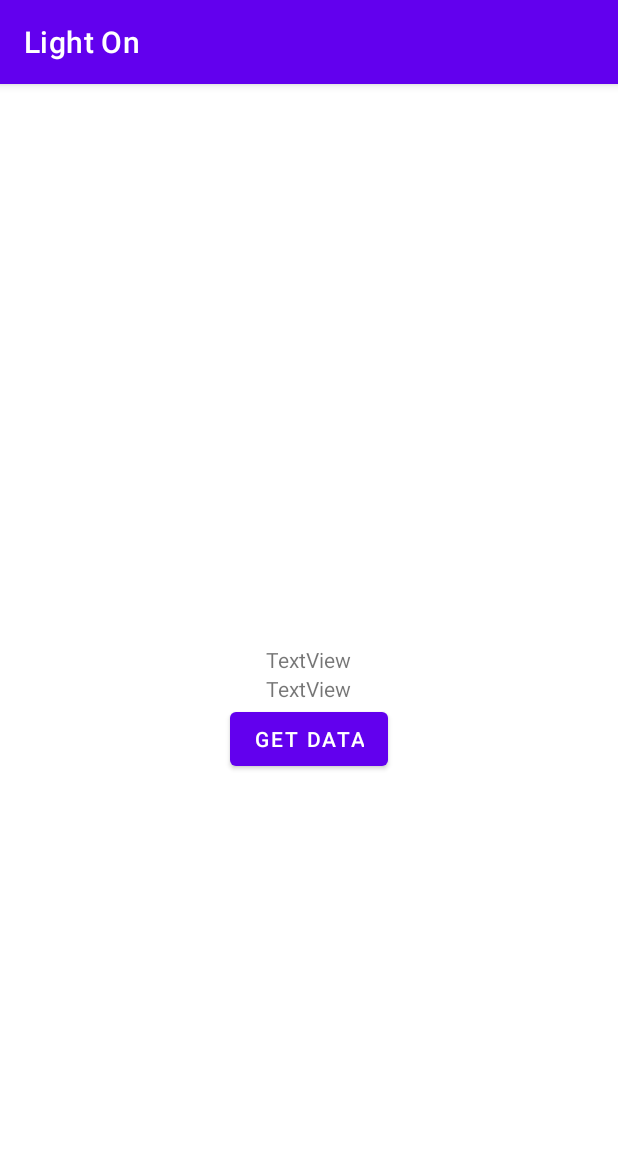
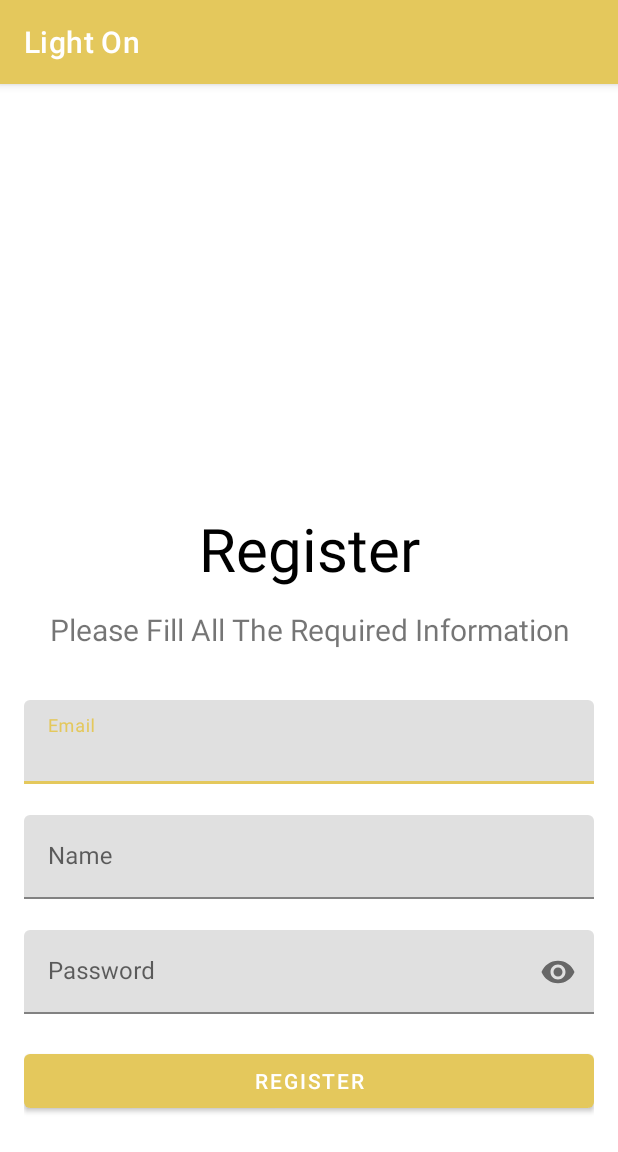
Before and after one commit to renadnasser1/Light-On, an Android app: the screen it shows after launch (MainActivity before the commit, RegisterActivity after it), on a phone screen of 412 x 824 dp. Shown: the top 1152 px of the screen. Run offline under Robolectric (Android 15) with nearby library versions, the phone set to English and light mode, and no system bars.

Commit message:
Register and Database Done

```diff
--- a/app/src/main/java/com/example/lighton/DBHelper.java
+++ b/app/src/main/java/com/example/lighton/DBHelper.java
@@ -5,6 +5,7 @@ import android.content.Context;
 import android.database.Cursor;
 import android.database.sqlite.SQLiteDatabase;
 import android.database.sqlite.SQLiteOpenHelper;
+import android.widget.Toast;
 
 import androidx.annotation.Nullable;
 
@@ -17,6 +18,7 @@ public class DBHelper extends SQLiteOpenHelper {
     @Override
     public void onCreate(SQLiteDatabase db) {
         db.execSQL("create Table UserData(name TEXT,email TEXT, passcode TEXT)");
+
     }
 
     @Override
@@ -44,4 +46,66 @@ public class DBHelper extends SQLiteOpenHelper {
         Cursor cursor = db.rawQuery("Select * from UserData",null);
         return cursor;
     }
+
+    public boolean isEmpty(){
+        try {
+            SQLiteDatabase db = this.getWritableDatabase();
+            Cursor cursor = db.rawQuery("Select * from UserData", null);
+            if (cursor != null) {
+                cursor.moveToFirst();
+                if (cursor.getInt(0) == 0) {
+                    return false;
+                }
+            } else {
+                return true;
+            }
+        }catch (Exception e){
+            return true;
+        }
+        return false;
+
+    }
+
+    public void delete(){
+        SQLiteDatabase db = this.getWritableDatabase();
+        db.execSQL("delete from "+ "UserData");
+    }
 }
+
+
+//    public void insertData(){
+//        //textOne.getText().toString(); Should be replaced
+//        String name = "name";
+//        String email = "namw@gmail.com";
+//        String passCode = "1234";
+//
+//        boolean checkInset = databaseHelper.insertUserData(name,email,passCode);
+//        if(checkInset){
+//            Toast.makeText(this,"Data saved successfully",Toast.LENGTH_SHORT).show();
+//            //TODO Navigate
+//        }else{
+//            Toast.makeText(this,"Data Cannot be saved!",Toast.LENGTH_SHORT).show();
+//
+//        }
+//
+//    }
+//
+//    public void getData(){
+//        //Get Cursor from DB
+//        Cursor res = databaseHelper.getData();
+//        //Check Row returned
+//        if(res.getCount()==0){
+//            Toast.makeText(this,"No entry exist",Toast.LENGTH_SHORT).show();
+//            return;
+//        }
+//
+//        //Extract Data
+//        String name=null , email=null , passcode = null;
+//        while(res.moveToNext()){
+//            name = "Name "+res.getString(0)+"\n" ;
+//            email = "Email "+res.getString(1)+"\n";
+//            passcode = "Passcode"+res.getString(2)+"\n";
+//        }
+//        textOne.setText(name);
+//        textTwo.setText(email);
+//    }
--- a/app/src/main/java/com/example/lighton/MainActivity.java
+++ b/app/src/main/java/com/example/lighton/MainActivity.java
@@ -2,72 +2,28 @@ package com.example.lighton;
 
 import androidx.appcompat.app.AppCompatActivity;
 
-import android.database.Cursor;
 import android.os.Bundle;
+import android.util.Patterns;
 import android.view.View;
-import android.widget.Button;
-import android.widget.TextView;
 import android.widget.Toast;
 
+import com.google.android.material.textfield.TextInputLayout;
+
+import java.util.regex.Pattern;
+
 public class MainActivity extends AppCompatActivity {
-
-    private TextView textOne, textTwo;
-    private Button button;
-    DBHelper databaseHelper;
+        DBHelper db ;
     @Override
     protected void onCreate(Bundle savedInstanceState) {
         super.onCreate(savedInstanceState);
         setContentView(R.layout.activity_main);
 
-        //Get UI elemnts
-        textOne = findViewById(R.id.textView);
-        textTwo = findViewById(R.id.textView2);
-        button = findViewById(R.id.button);
-        databaseHelper = new DBHelper(this);
-       // insertData();
-        button.setOnClickListener(new View.OnClickListener() {
-            @Override
-            public void onClick(View v) {
-                getData();
-            }
-        });
+       db = new DBHelper(this);
 
     }
 
-    public void insertData(){
-        //textOne.getText().toString(); Should be replaced
-        String name = "name";
-        String email = "namw@gmail.com";
-        String passCode = "1234";
-
-        boolean checkInset = databaseHelper.insertUserData(name,email,passCode);
-        if(checkInset){
-            Toast.makeText(this,"Data saved successfully",Toast.LENGTH_SHORT).show();
-            //TODO Navigate
-        }else{
-            Toast.makeText(this,"Data Cannot be saved!",Toast.LENGTH_SHORT).show();
-
-        }
-
-    }
-
-    public void getData(){
-        //Get Cursor from DB
-        Cursor res = databaseHelper.getData();
-        //Check Row returned
-        if(res.getCount()==0){
-            Toast.makeText(this,"No entry exist",Toast.LENGTH_SHORT).show();
-            return;
-        }
-
-        //Extract Data
-        String name=null , email=null , passcode = null;
-        while(res.moveToNext()){
-            name = "Name "+res.getString(0)+"\n" ;
-            email = "Email "+res.getString(1)+"\n";
-            passcode = "Passcode"+res.getString(2)+"\n";
-        }
-        textOne.setText(name);
-        textTwo.setText(email);
+    public void deleteData(View view) {
+        db.delete();
+        finish();
     }
 }
--- /dev/null
+++ b/app/src/main/java/com/example/lighton/RegisterActivity.java
@@ -0,0 +1,125 @@
+package com.example.lighton;
+
+        import androidx.appcompat.app.AppCompatActivity;
+
+        import android.content.Intent;
+        import android.os.Bundle;
+        import android.util.Patterns;
+        import android.view.View;
+        import android.widget.Toast;
+
+        import com.google.android.material.textfield.TextInputLayout;
+
+        import java.util.regex.Pattern;
+
+public class RegisterActivity extends AppCompatActivity {
+
+    private static final Pattern PASSWORD_PATTERN =
+            Pattern.compile("^" +
+                    "(?=.*[0-9])" +         //at least 1 digit
+                    "(?=.*[a-z])" +         //at least 1 lower case letter
+                    "(?=.*[A-Z])" +         //at least 1 upper case letter
+                    "(?=.*[a-zA-Z])" +      //any letter
+                    "(?=.*[@#$%^&+=])" +    //at least 1 special character
+                    "(?=\\S+$)" +           //no white spaces
+                    ".{6,}" +               //at least 6 characters
+                    "$");
+
+    private TextInputLayout textInputEmail;
+    private TextInputLayout textInputName;
+    private TextInputLayout textInputPassword;
+    private DBHelper database;
+
+    @Override
+    protected void onCreate(Bundle savedInstanceState) {
+        super.onCreate(savedInstanceState);
+        setContentView(R.layout.activity_register);
+
+        database =  new DBHelper(this);
+        textInputEmail = findViewById(R.id.text_input_email);
+        textInputName = findViewById(R.id.text_input_name);
+        textInputPassword = findViewById(R.id.text_input_password);
+    }
+
+    private boolean validateEmail() {
+        String emailInput = textInputEmail.getEditText().getText().toString().trim();
+
+        if (emailInput.isEmpty()) {
+            textInputEmail.setError("Field can't be empty");
+            return false;
+        } else if(!Patterns.EMAIL_ADDRESS.matcher(emailInput).matches()){
+            textInputEmail.setError("Please enter a valid valid email address");
+            return false;
+        } else
+        {
+            textInputEmail.setError(null);
+            textInputEmail.setErrorEnabled(false);
+            return true;
+        }
+    }
+
+    private boolean validateName() {
+        String nameInput = textInputName.getEditText().getText().toString().trim();
+
+        if (nameInput.isEmpty()) {
+            textInputName.setError("Field can't be empty");
+            return false;
+        } else {
+            textInputName.setError(null);
+            textInputName.setErrorEnabled(false);
+            return true;
+        }
+    }
+
+    private boolean validatePassword() {
+        String passwordInput = textInputPassword.getEditText().getText().toString().trim();
+
+        if (passwordInput.isEmpty()) {
+            textInputPassword.setError("Field can't be empty");
+            return false;
+        }else if(!PASSWORD_PATTERN.matcher(passwordInput).matches() ) { //.matches()
+            textInputPassword.setError("Weak Password");
+            return false;
+        }else{
+            textInputPassword.setError(null);
+            textInputPassword.setErrorEnabled(false);
+            return true;
+        }
+    }
+
+    private String PASSWORD_PATTERN(String passwordInput) {
+        return  passwordInput;
+    }
+
+    public void confirmInput(View v) {
+        if (!validateEmail() | !validateName() | !validatePassword()) {
+            return;
+        }
+        insertData();
+//        String input = "Email: " + textInputEmail.getEditText().getText().toString();
+//        input += "\n";
+//        input += "Name: " + textInputName.getEditText().getText().toString();
+//        input += "\n";
+//        input += "Password: " + textInputPassword.getEditText().getText().toString();
+//        Toast.makeText(this, input, Toast.LENGTH_SHORT).show();
+    }
+
+        public void insertData(){
+        String name = textInputName.getEditText().getText().toString();
+        String email = textInputEmail.getEditText().getText().toString();
+        String passCode = textInputPassword.getEditText().getText().toString();
+
+        boolean checkInset = database.insertUserData(name,email,passCode);
+        if(checkInset){
+            Toast.makeText(this,"Data saved successfully",Toast.LENGTH_SHORT).show();
+
+            Intent intent = new Intent(this, MainActivity.class);
+            startActivity(intent);
+            finish();
+        }else{
+            Toast.makeText(this,"Data Cannot be saved!",Toast.LENGTH_SHORT).show();
+
+        }
+
+    }
+}
--- a/app/src/main/java/com/example/lighton/SplashActivity.java
+++ b/app/src/main/java/com/example/lighton/SplashActivity.java
@@ -2,7 +2,9 @@ package com.example.lighton;
 
 import androidx.appcompat.app.AppCompatActivity;
 
+import android.content.Intent;
 import android.os.Bundle;
+import android.os.Handler;
 
 public class SplashActivity extends AppCompatActivity {
 
@@ -10,5 +12,31 @@ public class SplashActivity extends AppCompatActivity {
     protected void onCreate(Bundle savedInstanceState) {
         super.onCreate(savedInstanceState);
         setContentView(R.layout.activity_splash);
+
+        final Handler handler = new Handler();
+        handler.postDelayed(new Runnable() {
+            @Override
+            public void run() {
+                Intent intent = null;
+                if (isRegistered()) {
+                    intent = new Intent(SplashActivity.this, MainActivity.class);
+                } else {
+                    intent = new Intent(SplashActivity.this, RegisterActivity.class);
+                }
+
+                startActivity(intent);
+
+                finish();
+            }},4000);
+    }
+
+    public boolean isRegistered(){
+        DBHelper db = new DBHelper(this);
+        if(db.isEmpty()) {
+            return false;
+        }else{
+            return  true;
+        }
+
     }
 }
--- /dev/null
+++ b/app/src/main/res/drawable-v24/timer.xml
@@ -0,0 +1,5 @@
+<vector android:height="50dp" android:tint="#B91625"
+    android:viewportHeight="24" android:viewportWidth="24"
+    android:width="50dp" xmlns:android="http://schemas.android.com/apk/res/android">
+    <path android:fillColor="@android:color/white" android:pathData="M15,1L9,1v2h6L15,1zM11,14h2L13,8h-2v6zM19.03,7.39l1.42,-1.42c-0.43,-0.51 -0.9,-0.99 -1.41,-1.41l-1.42,1.42C16.07,4.74 14.12,4 12,4c-4.97,0 -9,4.03 -9,9s4.02,9 9,9 9,-4.03 9,-9c0,-2.12 -0.74,-4.07 -1.97,-5.61zM12,20c-3.87,0 -7,-3.13 -7,-7s3.13,-7 7,-7 7,3.13 7,7 -3.13,7 -7,7z"/>
+</vector>
--- a/app/src/main/res/layout/activity_main.xml
+++ b/app/src/main/res/layout/activity_main.xml
@@ -4,30 +4,43 @@
     xmlns:tools="http://schemas.android.com/tools"
     android:layout_width="match_parent"
     android:layout_height="match_parent"
+    android:orientation="vertical"
+    android:padding="16dp"
+    android:background="@color/light_green"
     tools:context=".MainActivity">
 
+
     <TextView
-        android:id="@+id/textView"
+        android:id="@+id/Text1"
         android:layout_width="wrap_content"
         android:layout_height="wrap_content"
-        android:text="TextView"
-        android:layout_below="@+id/textView2"
-        android:layout_centerHorizontal="true"/>
+        android:layout_centerVertical="true"
+        android:layout_centerHorizontal="true"
+        android:textSize="25dp"
+        android:textAlignment="center"
+        android:textStyle="bold"
+        android:text="Chill, Your Phone In The Spotlight"
+        android:gravity="center_horizontal">
+    </TextView>
 
     <TextView
-        android:id="@+id/textView2"
         android:layout_width="wrap_content"
         android:layout_height="wrap_content"
-        android:text="TextView"
-        android:layout_centerVertical="true"
-        android:layout_centerHorizontal="true"/>
+        android:layout_centerHorizontal="true"
+        android:textAlignment="center"
+        android:textSize="15dp"
+        android:text="Your phone being tracked, Once MIS changed you will be required to enter your Passcode. Otherwise, you will be notified on your email!"
+        android:gravity="center_horizontal"
+        android:layout_marginTop="10dp"
+        android:layout_below="@+id/Text1">
+    </TextView>
 
     <Button
-        android:id="@+id/button"
         android:layout_width="wrap_content"
         android:layout_height="wrap_content"
-        android:text="Get Data"
-        android:layout_below="@+id/textView"
-        android:layout_centerHorizontal="true"/>
+        android:text="Delete data"
+        android:onClick="deleteData">
+    </Button>
+
 
 </RelativeLayout>
--- /dev/null
+++ b/app/src/main/res/layout/activity_register.xml
@@ -0,0 +1,85 @@
+<?xml version="1.0" encoding="utf-8"?>
+<LinearLayout xmlns:android="http://schemas.android.com/apk/res/android"
+    xmlns:app="http://schemas.android.com/apk/res-auto"
+    xmlns:tools="http://schemas.android.com/tools"
+    android:layout_width="match_parent"
+    android:layout_height="match_parent"
+    android:orientation="vertical"
+    android:padding="16dp"
+    tools:context=".RegisterActivity">
+
+    <TextView
+        android:layout_width="match_parent"
+        android:layout_height="wrap_content"
+        android:layout_marginTop="400px"
+        android:textSize="40sp"
+        android:textAlignment="center"
+        android:layout_marginBottom="20px"
+        app:errorEnabled="true"
+        android:text="Register"
+        android:textColor="@color/black"
+        android:gravity="center_horizontal" />
+
+    <TextView
+        android:layout_width="match_parent"
+        android:layout_height="wrap_content"
+        android:textSize="20sp"
+        android:textAlignment="center"
+        android:layout_marginBottom="50px"
+        app:errorEnabled="true"
+        android:text="Please Fill All The Required Information"
+        android:gravity="center_horizontal" />
+
+
+
+    <com.google.android.material.textfield.TextInputLayout
+        android:id="@+id/text_input_email"
+        android:layout_width="match_parent"
+        android:layout_height="wrap_content"
+        app:errorEnabled="true">
+
+
+        <com.google.android.material.textfield.TextInputEditText
+            android:layout_width="match_parent"
+            android:layout_height="wrap_content"
+            android:hint="@string/email"
+            android:inputType="textEmailAddress"/>
+    </com.google.android.material.textfield.TextInputLayout>
+
+    <com.google.android.material.textfield.TextInputLayout
+        android:id="@+id/text_input_name"
+        android:layout_width="match_parent"
+        android:layout_height="wrap_content"
+        app:errorEnabled="true">
+
+        <com.google.android.material.textfield.TextInputEditText
+            android:layout_width="match_parent"
+            android:layout_height="wrap_content"
+            android:hint="@string/name"
+            android:inputType="text"/>
+
+    </com.google.android.material.textfield.TextInputLayout>
+
+    <com.google.android.material.textfield.TextInputLayout
+        android:id="@+id/text_input_password"
+        android:layout_width="match_parent"
+        android:layout_height="wrap_content"
+        app:errorEnabled="true"
+        app:passwordToggleEnabled="true">
+
+        <com.google.android.material.textfield.TextInputEditText
+            android:layout_width="match_parent"
+            android:layout_height="wrap_content"
+            android:hint="@string/password"
+            android:inputType="textPassword"/>
+
+    </com.google.android.material.textfield.TextInputLayout>
+
+    <Button
+        android:layout_width="match_parent"
+        android:layout_height="wrap_content"
+        android:text="@string/register"
+        android:onClick="confirmInput"/>
+
+
+</LinearLayout>
--- a/app/src/main/res/values/strings.xml
+++ b/app/src/main/res/values/strings.xml
@@ -1,3 +1,13 @@
 <resources>
     <string name="app_name">Light On</string>
+    <string name="enter_your_password">Enter your password:</string>
+    <string name="password">Password</string>
+    <string name="warning">WARNING!</string>
+    <string name="register">Register</string>
+    <string name="password2">Password</string>
+    <string name="enterpassword">Enter Password</string>
+    <string name="show_password">Show Password</string>
+    <string name="name">Name</string>
+    <string name="email">Email</string>
+    <string name="Password"/>
 </resources>
--- a/app/src/main/res/values/themes.xml
+++ b/app/src/main/res/values/themes.xml
@@ -2,7 +2,7 @@
     <!-- Base application theme. -->
     <style name="Theme.LightOn" parent="Theme.MaterialComponents.DayNight.DarkActionBar">
         <!-- Primary brand color. -->
-        <item name="colorPrimary">@color/purple_500</item>
+        <item name="colorPrimary">@color/gold</item>
         <item name="colorPrimaryVariant">@color/purple_700</item>
         <item name="colorOnPrimary">@color/white</item>
         <!-- Secondary brand color. -->
```
Also changed, not shown: app/src/main/AndroidManifest.xml (+11 -8 lines), app/src/main/java/com/example/lighton/CorrectPasswordActivity.java (added, +14 -0 lines), app/src/main/java/com/example/lighton/GPSactivity.java (added, +14 -0 lines), app/src/main/res/layout/activity_correct_password.xml (added, +9 -0 lines), app/src/main/res/layout/activity_g_p_sactivity.xml (added, +9 -0 lines), app/src/main/res/layout/activity_splash.xml (+14 -2 lines), app/src/main/res/values/colors.xml (+7 -0 lines), app/src/main/res/drawable-v24/logo1.jpg (added).
